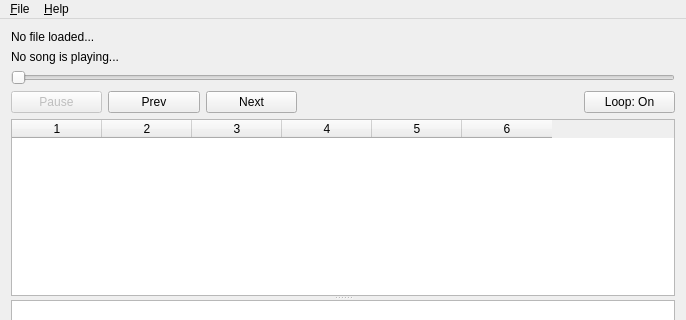
Old version of the form mainwindow.ui in the repository BearKidsTeam/thplayer; both pictures show x 0 to 686 and y 0 to 320 of the 686 by 503 pixel window.
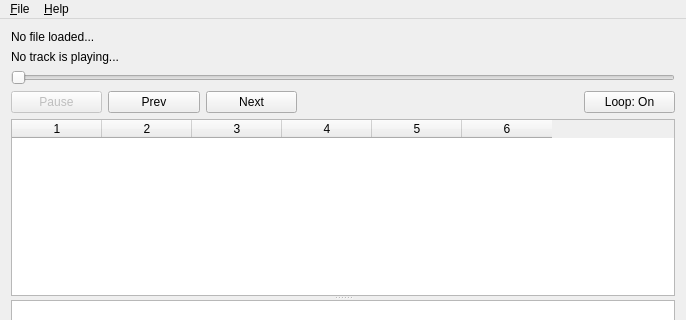
New version of the form. Icons and pictures are not drawn. Custom widgets are drawn as their Qt base class.

Commit message: Track list refactoring and prep work for better th13 support.

The edit to the form file:
```diff
--- a/mainwindow.ui
+++ b/mainwindow.ui
@@ -32,7 +32,7 @@
     <item row="1" column="0" colspan="7">
      <widget class="QLabel" name="songnameLabel">
       <property name="text">
-       <string>No song is playing...</string>
+       <string>No track is playing...</string>
       </property>
      </widget>
     </item>
```
Left out of the diff: 2 changed lines with no effect on the pictures. The commit also changes 5 other files.
